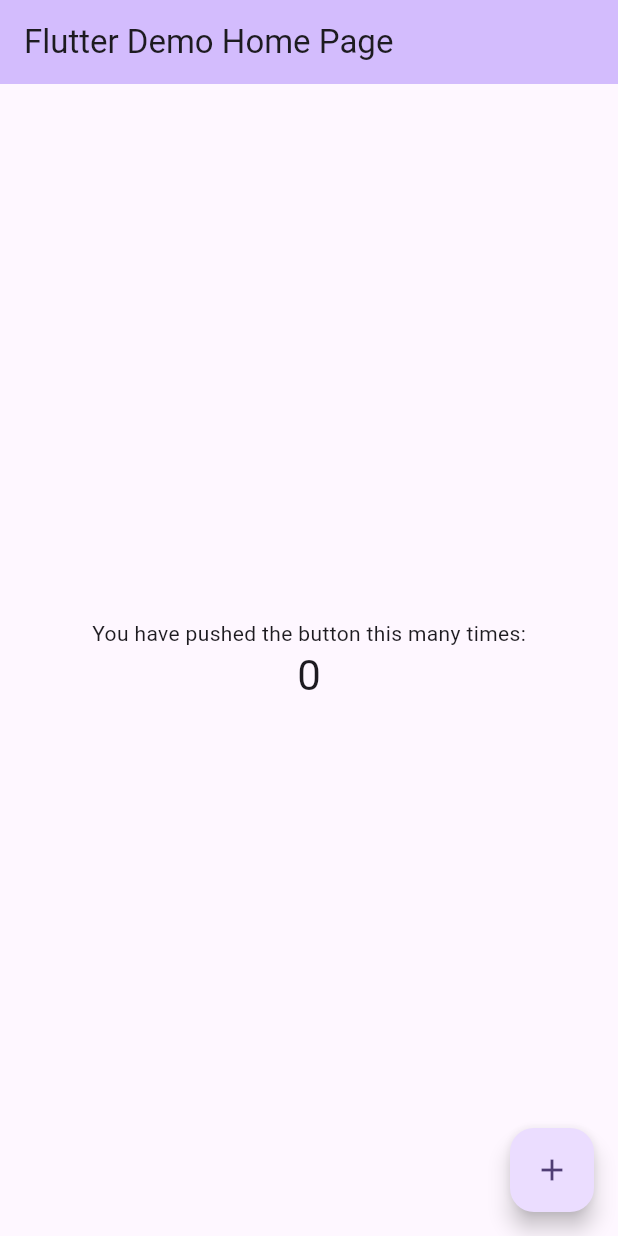
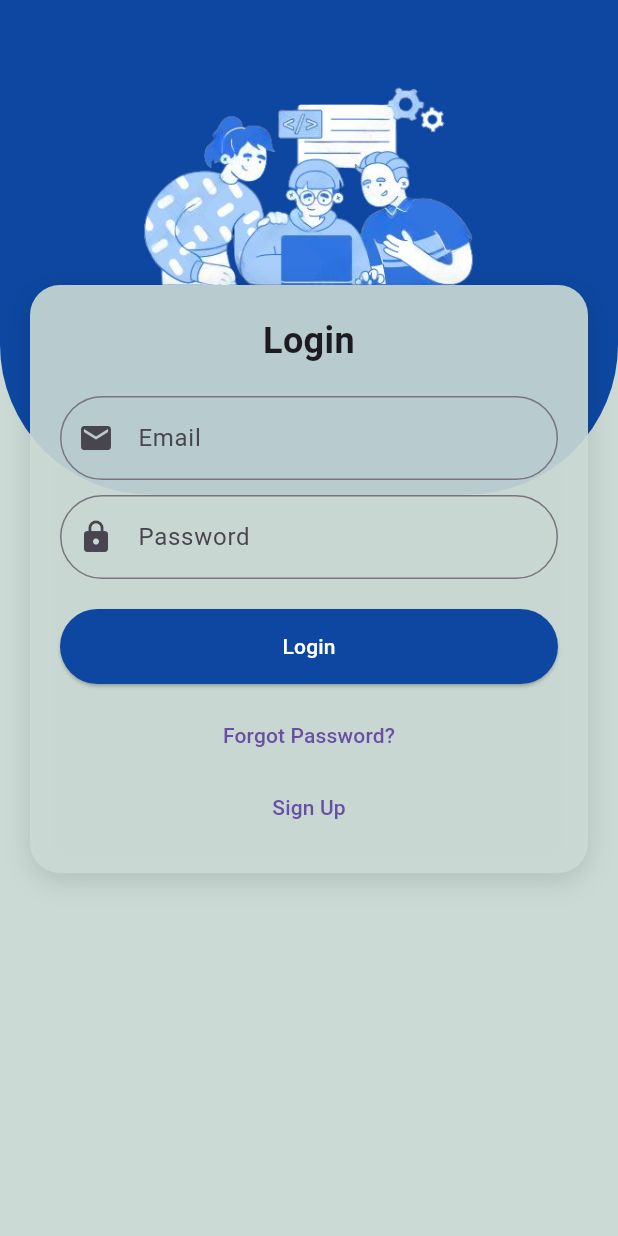
Before and after one commit to 12Edwin/QuickFavor, a Flutter app: the screen it shows after launch, on a phone screen of 412 x 824 dp. Run offline on Flutter 3.47's test engine with Material 3 defaults, Android fonts, the phone set to English and light mode, and no system bars.

Commit message:
[ADD] Login page

```diff
--- a/mobile_favor/lib/main.dart
+++ b/mobile_favor/lib/main.dart
@@ -1,4 +1,6 @@
 import 'package:flutter/material.dart';
+
+import 'modules/auth/login.dart';
 
 void main() {
   runApp(const MyApp());
@@ -11,26 +13,11 @@ class MyApp extends StatelessWidget {
   @override
   Widget build(BuildContext context) {
     return MaterialApp(
-      title: 'Flutter Demo',
-      theme: ThemeData(
-        // This is the theme of your application.
-        //
-        // TRY THIS: Try running your application with "flutter run". You'll see
-        // the application has a purple toolbar. Then, without quitting the app,
-        // try changing the seedColor in the colorScheme below to Colors.green
-        // and then invoke "hot reload" (save your changes or press the "hot
-        // reload" button in a Flutter-supported IDE, or press "r" if you used
-        // the command line to start the app).
-        //
-        // Notice that the counter didn't reset back to zero; the application
-        // state is not lost during the reload. To reset the state, use hot
-        // restart instead.
-        //
-        // This works for code too, not just values: Most code changes can be
-        // tested with just a hot reload.
-        colorScheme: ColorScheme.fromSeed(seedColor: Colors.deepPurple),
-        useMaterial3: true,
-      ),
+      debugShowCheckedModeBanner: false,
+      initialRoute: '/login',
+      routes: {
+        '/login': (context) => const Login(),
+      },
       home: const MyHomePage(title: 'Flutter Demo Home Page'),
     );
   }
--- /dev/null
+++ b/mobile_favor/lib/modules/auth/login.dart
@@ -0,0 +1,125 @@
+import 'package:flutter/material.dart';
+
+class Login extends StatefulWidget {
+  const Login({super.key});
+
+  @override
+  State<Login> createState() => _LoginState();
+}
+
+class _LoginState extends State<Login> {
+
+  final TextEditingController _emailController = TextEditingController();
+  final TextEditingController _passwordController = TextEditingController();
+  bool _obscureText = true;
+
+  @override
+  Widget build(BuildContext context) {
+    return Scaffold(
+      backgroundColor: const Color(0xFFCBDAD5),
+      body: SafeArea( child: SingleChildScrollView(
+      child: Stack(
+        children: [
+          Container(
+            decoration: BoxDecoration(
+              color: Colors.blue.shade900,
+              borderRadius: const BorderRadius.only(
+                bottomLeft: Radius.circular(100),
+                bottomRight: Radius.circular(100),
+              ),
+            ),
+            height: MediaQuery.of(context).size.height * 0.4,
+          ),
+          Padding(
+                padding: const EdgeInsets.all(20.0),
+                child: Column(
+                  children: [
+                    const SizedBox(height: 20),
+                    Image.asset(
+                      'assets/team_illustration.png',
+                      height: 150,
+                    ),
+                    Container(
+                      padding: const EdgeInsets.all(20),
+                      decoration: BoxDecoration(
+                        color: const Color(0xFFCBDAD5).withOpacity(0.9),
+                        borderRadius: BorderRadius.circular(20),
+                        boxShadow: const [
+                          BoxShadow(
+                            color: Colors.black12,
+                            blurRadius: 15,
+                            offset: Offset(0, 5),
+                          ),
+                        ],
+                      ),
+                      child: Column(
+                        crossAxisAlignment: CrossAxisAlignment.stretch,
+                        children: [
+                          const Text(
+                            'Login',
+                            style: TextStyle(
+                              fontSize: 24,
+                              fontWeight: FontWeight.bold,
+                            ),
+                            textAlign: TextAlign.center,
+                          ),
+                          const SizedBox(height: 20),
+                          TextField(
+                            controller: _emailController,
+                            decoration: InputDecoration(
+                              labelText: 'Email',
+                              prefixIcon: const Icon(Icons.email),
+                              border: OutlineInputBorder(
+                                borderRadius: BorderRadius.circular(32),
+                              ),
+                            ),
+                          ),
+                          const SizedBox(height: 10),
+                          TextField(
+                            controller: _passwordController,
+                            obscureText: true,
+                            decoration: InputDecoration(
+                              labelText: 'Password',
+                              prefixIcon: const Icon(Icons.lock),
+                              border: OutlineInputBorder(
+                                borderRadius: BorderRadius.circular(32),
+                              ),
+                            ),
+                          ),
+                          const SizedBox(height: 20),
+                          ElevatedButton(
+                            onPressed: () {
+                            },
+                            style: ElevatedButton.styleFrom(
+                              backgroundColor: Colors.blue.shade900,
+                              foregroundColor: Colors.white,
+                              padding: const EdgeInsets.symmetric(vertical: 15),
+                              shape: RoundedRectangleBorder(
+                                borderRadius: BorderRadius.circular(32),
+                              ),
+                            ),
+                            child: const Text('Login'),
+                          ),
+                          const SizedBox(height: 10),
+                          TextButton(
+                            child: const Text('Forgot Password?'),
+                            onPressed: () {
+                            },
+                          ),
+                          TextButton(
+                            child: const Text('Sign Up'),
+                            onPressed: () {
+                            },
+                          ),
+                        ],
+                      ),
+                    ),
+                  ],
+                ),
+              ),
+            ],
+          ),
+      ),
+    ));
+  }
+}
--- a/mobile_favor/pubspec.yaml
+++ b/mobile_favor/pubspec.yaml
@@ -57,6 +57,8 @@ flutter:
   # included with your application, so that you can use the icons in
   # the material Icons class.
   uses-material-design: true
+  assets:
+    - assets/
 
   # To add assets to your application, add an assets section, like this:
   # assets:
```
Also changed, not shown: mobile_favor/assets/team_illustration.png (added).
